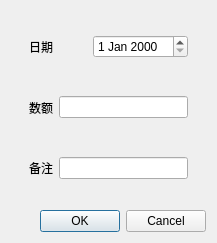
Before: the Qt Designer form withdrawdialog.ui in WitchElaina/BankSystem, drawn with Qt 5.
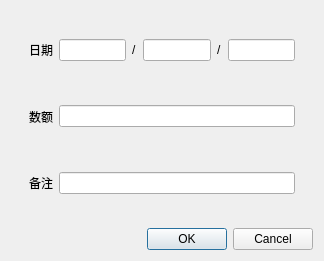
After: the same form once the commit is applied.

```diff
--- a/withdrawdialog.ui
+++ b/withdrawdialog.ui
@@ -6,12 +6,12 @@
    <rect>
     <x>0</x>
     <y>0</y>
-    <width>217</width>
-    <height>243</height>
+    <width>324</width>
+    <height>261</height>
    </rect>
   </property>
   <property name="sizePolicy">
-   <sizepolicy hsizetype="Expanding" vsizetype="Expanding">
+   <sizepolicy hsizetype="Fixed" vsizetype="Fixed">
     <horstretch>0</horstretch>
     <verstretch>0</verstretch>
    </sizepolicy>
@@ -34,7 +34,39 @@
           </widget>
          </item>
          <item>
-          <widget class="QDateEdit" name="dateEdit"/>
+          <widget class="QLineEdit" name="year_input">
+           <property name="maxLength">
+            <number>4</number>
+           </property>
+          </widget>
+         </item>
+         <item>
+          <widget class="QLabel" name="label_4">
+           <property name="text">
+            <string>/</string>
+           </property>
+          </widget>
+         </item>
+         <item>
+          <widget class="QLineEdit" name="month_input">
+           <property name="maxLength">
+            <number>2</number>
+           </property>
+          </widget>
+         </item>
+         <item>
+          <widget class="QLabel" name="label_5">
+           <property name="text">
+            <string>/</string>
+           </property>
+          </widget>
+         </item>
+         <item>
+          <widget class="QLineEdit" name="day_input">
+           <property name="maxLength">
+            <number>2</number>
+           </property>
+          </widget>
          </item>
         </layout>
        </widget>
@@ -82,6 +114,9 @@
      <property name="standardButtons">
       <set>QDialogButtonBox::Cancel|QDialogButtonBox::Ok</set>
      </property>
+     <property name="centerButtons">
+      <bool>false</bool>
+     </property>
     </widget>
    </item>
   </layout>
```
Left out of the diff: 15 changed lines with no effect on the pictures.
